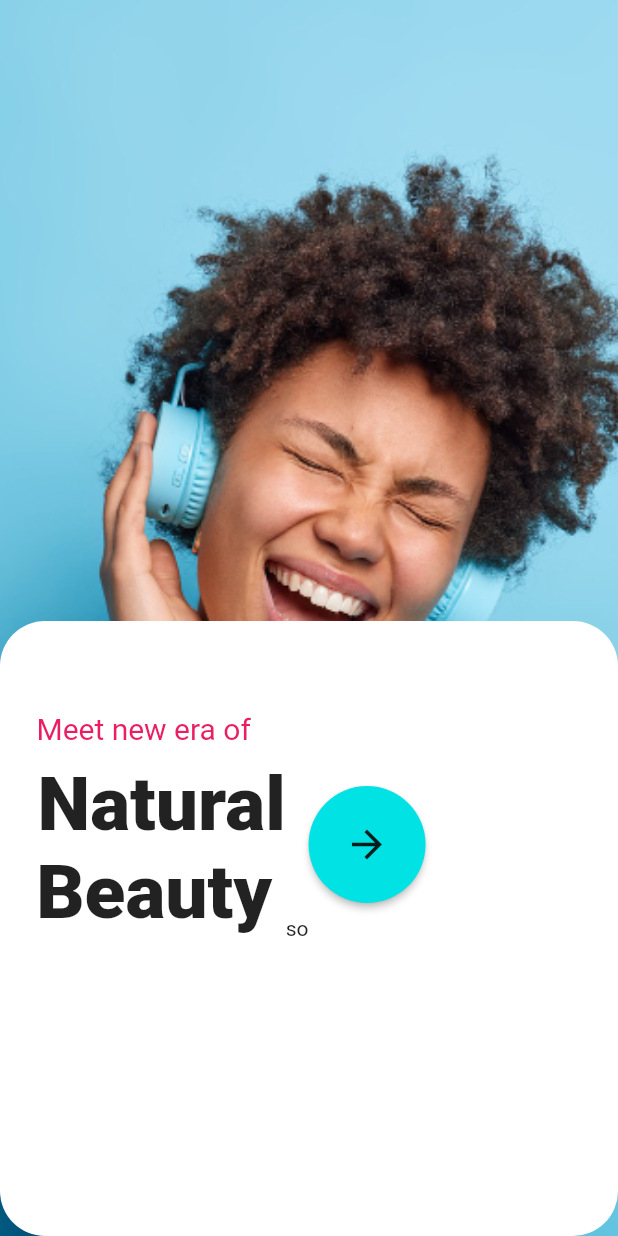
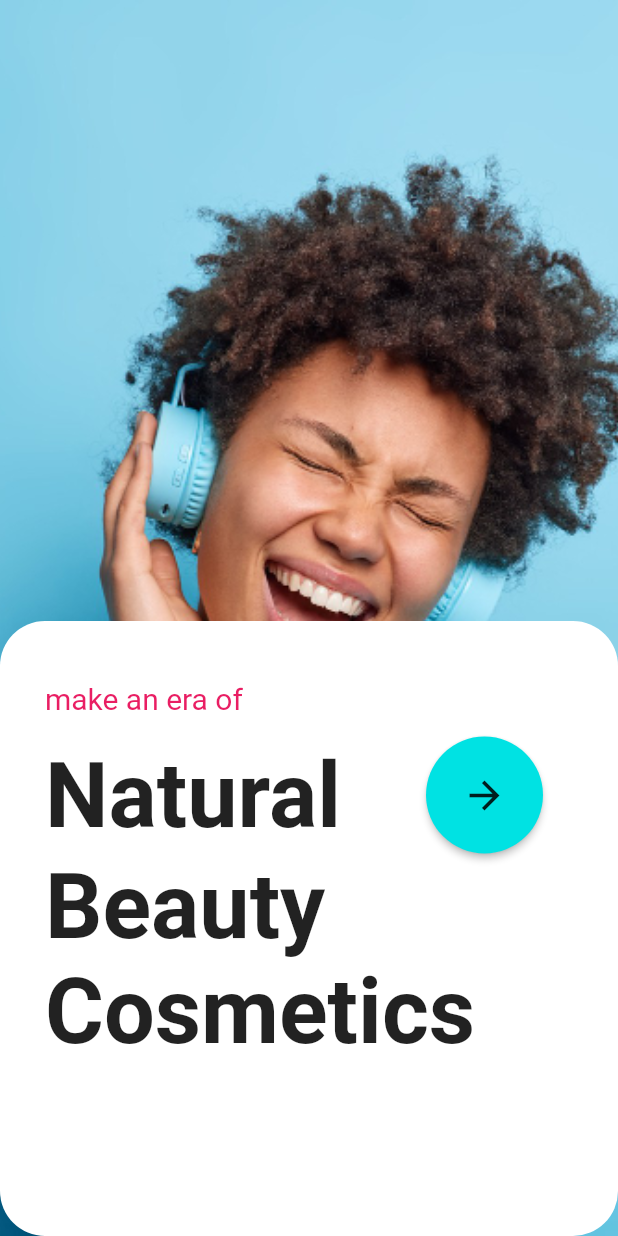
Before and after one commit to naveensinghp/flutter_eshop, a Flutter app: the screen it shows after launch, on a phone screen of 412 x 824 dp. Run offline on Flutter 3.47's test engine with Material 2 defaults, Android fonts, the phone set to English and light mode, and no system bars.

Commit message:
Clean Code and Modified

```diff
--- /dev/null
+++ b/lib/colors.dart
@@ -0,0 +1,7 @@
+import 'dart:ui';
+
+class AppColor{
+  static Color homePageTitleFirst = const Color(0xFFfbfcff);
+  static Color homePageTitleSecond = const Color(0xFFfbfcff);
+  static Color buttonColor = const Color(0xff00e2e3);
+}
--- a/lib/homepage.dart
+++ b/lib/homepage.dart
@@ -1,5 +1,6 @@
 import 'package:flutter/material.dart';
-import 'package:flutter_eshop/homepagecard.dart';
+//import 'package:flutter_eshop/homepagecard.dart';
+import 'colors.dart' as color;
 
 class MyHomePage extends StatefulWidget {
   const MyHomePage({Key? key}) : super(key: key);
@@ -24,7 +25,111 @@ class _MyHomePageState extends State<MyHomePage> {
             alignment: Alignment.bottomCenter,
           ),
         ),
-        child: HomePageBottomCard(),
+        //child: HomePageBottomCard(),
+        child: Container(
+          padding: const EdgeInsets.only(left: 30,top: 40),
+          height: 410,
+          width: MediaQuery.of(context).size.width,
+          decoration: BoxDecoration(
+            color: Colors.white,
+            borderRadius: BorderRadius.circular(30)
+          ),
+          child: Column(
+            crossAxisAlignment: CrossAxisAlignment.start,
+            children: <Widget>[
+              const Text(
+                 'make an era of',
+                  style: TextStyle(
+                  fontSize: 20,
+                  color: Colors.pink
+                ),
+              ),
+              const SizedBox(height: 4,),
+              Container(
+                padding: const EdgeInsets.only(right: 50,top: 10),
+                child: Row(
+                  children:  <Widget>[
+                    const Text(
+                   'Natural',
+                    style: TextStyle(
+                    fontSize: 60,
+                    color: Colors.black87,
+                    fontWeight: FontWeight.bold
+                  ),
+
+                ),
+                Expanded(child: Container()),
+                const SizedBox(height: 10,),
+                ElevatedButton(
+                     onPressed: () {},
+                     child: const Icon(
+                      Icons.arrow_forward,
+                      color: Colors.black87,
+                      size: 30.0,
+                    ),
+                      style: ElevatedButton.styleFrom(
+                      primary: const Color(0xff00e2e3),
+                      shape: const CircleBorder(),
+                      padding: const EdgeInsets.all(24),
+                    ),
+                  )
+                // Container(
+                //   //padding: const EdgeInsets.only(top: 20),
+                //   child: ElevatedButton(
+                //      onPressed: () {},
+                //       child: const Icon(
+                //         Icons.arrow_forward,
+                //         color: Colors.black87,
+                //         size: 30.0,
+                //       ),
+                //       style: ElevatedButton.styleFrom(
+                //         primary: const Color(0xff00e2e3),
+                //         shape: const CircleBorder(),
+                //         padding: const EdgeInsets.all(24),
+                //       ),
+                //   ),
+                // )
+                // Expanded(child: Container(
+                //   padding: const EdgeInsets.only(top: 40),
+                //   child: ElevatedButton(
+                //        onPressed: () {},
+                //        child: const Icon(
+                //         Icons.arrow_forward,
+                //         color: Colors.black87,
+                //         size: 30.0,
+                //       ),
+                //         style: ElevatedButton.styleFrom(
+                //         primary: const Color(0xff00e2e3),
+                //         shape: const CircleBorder(),
+                //         padding: const EdgeInsets.all(24),
+                //       ),
+                //     )
+                //   // const Text('hell'),
+                // )
+                // ),
+
+                ],
+            ),
+              ),
+              const Text(
+                 'Beauty',
+                  style: TextStyle(
+                  fontSize: 60,
+                  color: Colors.black87,
+                  fontWeight: FontWeight.bold
+                ),
+              ),
+               const Text(
+                 'Cosmetics',
+                  style: TextStyle(
+                  fontSize: 60,
+                  color: Colors.black87,
+                  fontWeight: FontWeight.bold
+                ),
+              )
+            ],
+          ),
+        ),
       ),
     );
   }
--- a/lib/homepagebottomsheet.dart
+++ /dev/null
@@ -1,26 +0,0 @@
-import 'package:flutter/material.dart';
-
-class HomePageBottomSheet extends StatelessWidget {
-  const HomePageBottomSheet({Key? key}) : super(key: key);
-
-  @override
-  Widget build(BuildContext context) {
-    return Container(
-      height: 400,
-      // decoration: BoxDecoration(
-      //   border: Border.all(
-      //     color: Colors.red
-      //   ),
-      //   borderRadius: const BorderRadius.all(Radius.circular(20)),
-      // ),
-      child: Center(
-          child: Column(
-              mainAxisAlignment: MainAxisAlignment.start,
-              mainAxisSize: MainAxisSize.min,
-              children: const <Widget>[
-               Text('Helo World')]
-          ),
-       ),
-    );
-  }
-}
--- a/lib/homepagecard.dart
+++ b/lib/homepagecard.dart
@@ -1,58 +1,61 @@
 import 'package:flutter/material.dart';
+import 'colors.dart' as color;
 
 class HomePageBottomCard extends StatelessWidget {
   //final Data appData;
-  final leftSection = Column(
-    children: const <Widget>[
-       SizedBox(height: 60,),
-       Padding(
-         padding: EdgeInsets.only(left:1),
-         child: Text('Meet new era of',
+  final leftSection = const Padding(
+    padding: EdgeInsets.only(top: 50,left: 50),
+    child: Align(
+      alignment: Alignment.topLeft,
+      child: Text('Make new era of',
         style: TextStyle(
         fontSize: 20,
+        //color: color.AppColor.homePageTitleFirst
         color: Colors.pink
+
         ),
       ),
     ),
 
-    SizedBox(height: 10),
-      Padding(
-        padding: EdgeInsets.only(left: 25),
-        child: Text('Natural',
-          style: TextStyle(
-            fontSize: 50,
-            fontWeight: FontWeight.w800,
-            color: Colors.black87
-          ),
-        ),
-      ),
-
-
-      Padding(
-        padding: EdgeInsets.only(left: 15),
-        child: Text('Beauty',
-          style: TextStyle(
-            fontSize: 50,
-            fontWeight: FontWeight.w800,
-            color: Colors.black87
-          ),
-        ),
-      ),
+  );
+  // const SizedBox(
+  //   height: 1,
+  //   child: Padding(
+  //     padding: EdgeInsets.all(1),
+  //     child: Align(
+  //       alignment: Alignment.topLeft,
+  //       child: Text('Make new era',
+  //       style: TextStyle(
+  //       fontSize: 20,
+  //       color: Colors.pink
+  //       ),
+  //     ),
+  //   ),
+  //  ),
+  // );
 
   // Padding(
-      //   padding: EdgeInsets.only(left: 15),
-      //   child:
-      // Text('Cosmetics',
+  //   padding: EdgeInsets.all(10),
+  //   child: Align(
+  //     alignment: Alignment.topLeft,
+  //     child: Text('Make new era',
   //     style: TextStyle(
-      //       fontSize: 50,
-      //       fontWeight: FontWeight.w800,
-      //       color: Colors.black87
+  //     fontSize: 20,
+  //     color: Colors.pink
   //     ),
+  //     ),
+  //   )
+  // );
+
+  // const Align(
+  //   alignment: Alignment.topLeft,
+  //   child: Text('Make new era',
+  //     style: TextStyle(
+  //     fontSize: 20,
+  //     color: Colors.pink
   //   ),
   // ),
-
-    ],
-  );
+  // );
   final centerSection = Row(
     children: const<Widget>[
       Text('so'),
@@ -112,12 +115,11 @@ class HomePageBottomCard extends StatelessWidget {
           color: Colors.white,
           borderRadius: BorderRadius.circular(30)
         ),
-        //padding: const EdgeInsets.only(left: 10,right: 200,top: 40),
-        child: Row(
+        child: Column(
           children: <Widget>[
             leftSection,
-            centerSection,
-            rightSection
+            //centerSection,
+            //rightSection
           ],
         ),
         // child: Column(
```
Lines whose indentation alone changed are shown as unchanged.
